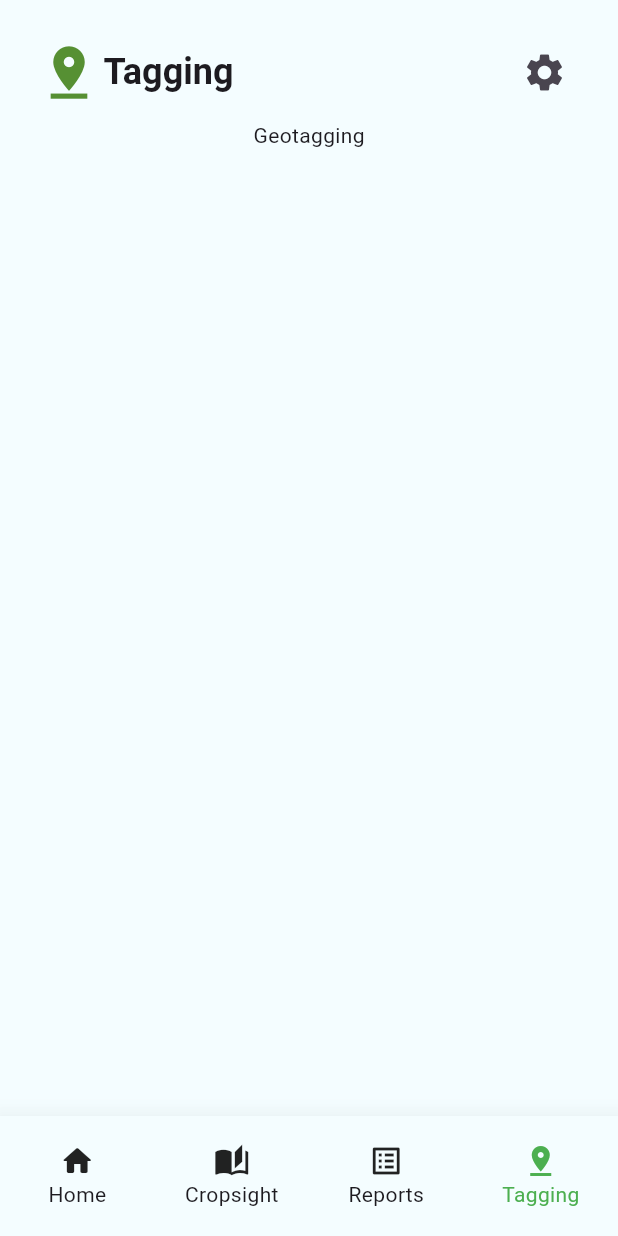
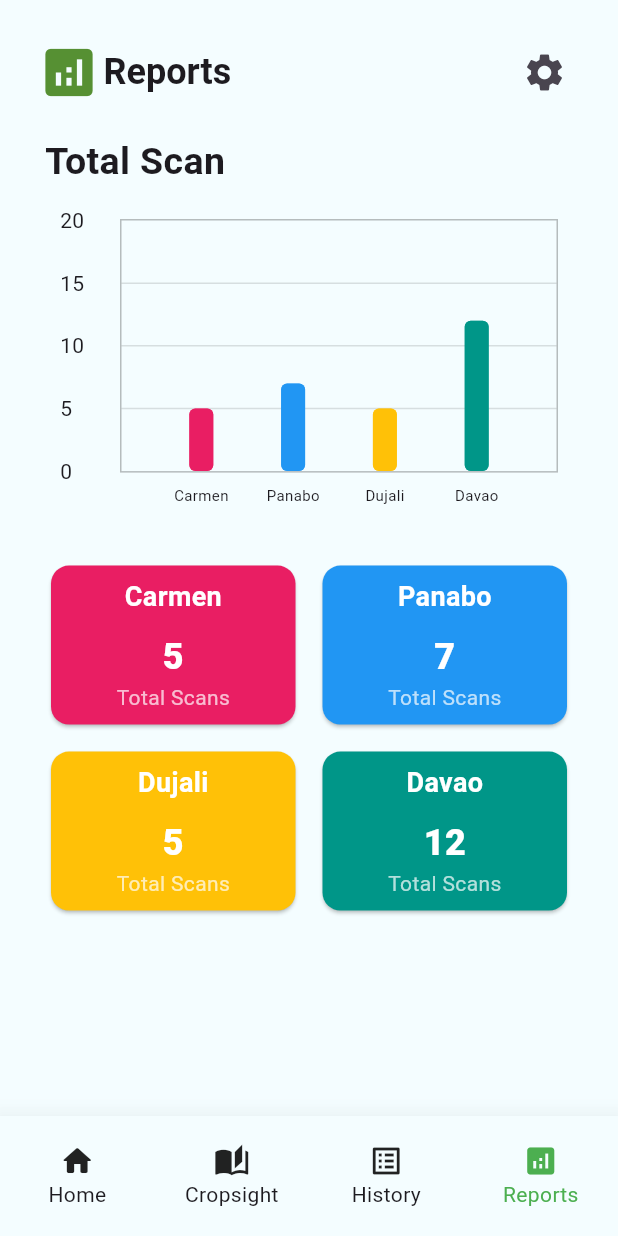
Before and after one commit to karlmacas29/cropsight-capstone-main, a Flutter app: the HomePageNav screen opened directly, item 4 of the bottom bar chosen, on a phone screen of 412 x 824 dp. Run offline on Flutter 3.47's test engine with Material 3 defaults, Android fonts, the phone set to English and light mode, and no system bars; drawn by our look-alikes of animated_bottom_navigation_bar, fl_chart; our stand-ins replace file_picker, flutter_carousel_widget, image_picker, permission_handler, shared_preferences, sqflite; missing offline and left inert: tflite_v2; accounts and stored records are empty.

Commit message:
modified:   android/app/src/debug/AndroidManifest.xml 	modified:   android/app/src/profile/AndroidManifest.xml 	deleted:    lib/views/navigation/geotagging.dart 	renamed:    lib/views/navigation/reports.dart -> lib/views/navigation/history.dart 	modified:   lib/views/navigation/home.dart 	modified:   lib/views/navigation/nav_page.dart 	new file:   lib/views/navigation/reports_tagging.dart 	modified:   pubspec.lock 	modified:   pubspec.yaml

```diff
--- a/lib/views/navigation/geotagging.dart
+++ /dev/null
@@ -1,21 +0,0 @@
-import 'package:flutter/material.dart';
-
-class GeotaggingMapView extends StatefulWidget {
-  const GeotaggingMapView({super.key});
-
-  @override
-  State<GeotaggingMapView> createState() => _GeotaggingMapViewState();
-}
-
-class _GeotaggingMapViewState extends State<GeotaggingMapView> {
-  @override
-  Widget build(BuildContext context) {
-    return Center(
-      child: Column(
-        children: [
-          Text('Geotagging'),
-        ],
-      ),
-    );
-  }
-}
--- a/lib/views/navigation/nav_page.dart
+++ b/lib/views/navigation/nav_page.dart
@@ -1,8 +1,8 @@
 import 'package:animated_bottom_navigation_bar/animated_bottom_navigation_bar.dart';
 import 'package:cropsight/views/navigation/cropsight.dart';
-import 'package:cropsight/views/navigation/geotagging.dart';
+import 'package:cropsight/views/navigation/reports_tagging.dart';
 import 'package:cropsight/views/navigation/home.dart';
-import 'package:cropsight/views/navigation/reports.dart';
+import 'package:cropsight/views/navigation/history.dart';
 import 'package:cropsight/views/navigation/settings.dart';
 import 'package:flutter/material.dart';
 
@@ -18,22 +18,22 @@ class _HomePageNavState extends State<HomePageNav> {
   final tabsnav = [
     const HomeTab(),
     const CropsightTab(),
-    const ReportPage(),
-    const GeotaggingMapView(),
+    const HistoryPages(),
+    const ReportsTaggingView(),
   ];
 
   final _iconappbar = [
     Icons.home_rounded,
     Icons.auto_stories,
     Icons.list_alt,
-    Icons.pin_drop,
+    Icons.analytics,
   ];
 
   final _titleAppbar = [
     'Home',
     'Cropsight',
+    'History',
     'Reports',
-    'Tagging',
   ];
 
   @override
--- /dev/null
+++ b/lib/views/navigation/reports_tagging.dart
@@ -0,0 +1,197 @@
+import 'package:fl_chart/fl_chart.dart';
+import 'package:flutter/material.dart';
+
+class ReportsTaggingView extends StatefulWidget {
+  const ReportsTaggingView({super.key});
+
+  @override
+  State<ReportsTaggingView> createState() => _ReportsTaggingViewState();
+}
+
+class _ReportsTaggingViewState extends State<ReportsTaggingView> {
+  final List<LocationData> locations = [
+    LocationData(name: 'Carmen', totalScans: 5, color: Colors.pink),
+    LocationData(name: 'Panabo', totalScans: 7, color: Colors.blue),
+    LocationData(name: 'Dujali', totalScans: 5, color: Colors.amber),
+    LocationData(name: 'Davao', totalScans: 12, color: Colors.teal),
+  ];
+  @override
+  Widget build(BuildContext context) {
+    return Center(
+      child: Padding(
+        padding: const EdgeInsets.symmetric(horizontal: 30),
+        child: Column(
+          crossAxisAlignment: CrossAxisAlignment.stretch,
+          children: [
+            const SizedBox(height: 10),
+            // Line Chart
+            const Text(
+              'Total Scan',
+              style: TextStyle(
+                fontSize: 25,
+                fontWeight: FontWeight.bold,
+              ),
+            ),
+            const SizedBox(height: 20),
+            _buildBarChart(),
+            const SizedBox(height: 20),
+
+            // Location Cards
+            Expanded(
+              child: GridView.builder(
+                physics: const NeverScrollableScrollPhysics(),
+                gridDelegate: const SliverGridDelegateWithFixedCrossAxisCount(
+                  crossAxisCount: 2,
+                  childAspectRatio: 1.5,
+                  crossAxisSpacing: 10,
+                  mainAxisSpacing: 10,
+                ),
+                itemCount: locations.length,
+                itemBuilder: (context, index) {
+                  return _buildLocationCard(locations[index]);
+                },
+              ),
+            ),
+          ],
+        ),
+      ),
+    );
+  }
+
+  Widget _buildBarChart() {
+    return AspectRatio(
+      aspectRatio: 1.7,
+      child: Padding(
+        padding: const EdgeInsets.symmetric(horizontal: 10),
+        child: BarChart(
+          BarChartData(
+            barTouchData: BarTouchData(enabled: false),
+            titlesData: FlTitlesData(
+              show: true,
+              bottomTitles: AxisTitles(
+                sideTitles: SideTitles(
+                  showTitles: true,
+                  getTitlesWidget: (double value, TitleMeta meta) {
+                    return _getBottomTitles(value);
+                  },
+                  reservedSize: 38,
+                ),
+              ),
+              leftTitles: AxisTitles(
+                sideTitles: SideTitles(
+                  showTitles: true,
+                  getTitlesWidget: (value, meta) {
+                    return Text(value.toInt().toString());
+                  },
+                  reservedSize: 40,
+                ),
+              ),
+              topTitles: AxisTitles(sideTitles: SideTitles(showTitles: false)),
+              rightTitles:
+                  AxisTitles(sideTitles: SideTitles(showTitles: false)),
+            ),
+            borderData: FlBorderData(
+              show: true,
+              border: Border.all(
+                color: Colors.black26,
+                width: 1,
+              ),
+            ),
+            barGroups: _generateBarGroups(),
+            gridData: FlGridData(
+              show: true,
+              drawVerticalLine: false,
+              horizontalInterval: 5,
+              getDrawingHorizontalLine: (value) {
+                return FlLine(
+                  color: Colors.black12,
+                  strokeWidth: 1,
+                );
+              },
+            ),
+            maxY: 20,
+          ),
+        ),
+      ),
+    );
+  }
+
+  Widget _getBottomTitles(double value) {
+    final locations = ['Carmen', 'Panabo', 'Dujali', 'Davao'];
+    return SideTitleWidget(
+      axisSide: AxisSide.bottom,
+      child: Text(
+        locations[value.toInt()],
+        style: TextStyle(fontSize: 10),
+      ),
+    );
+  }
+
+  List<BarChartGroupData> _generateBarGroups() {
+    return locations.asMap().entries.map((entry) {
+      int index = entry.key;
+      LocationData location = entry.value;
+
+      return BarChartGroupData(
+        x: index,
+        barRods: [
+          BarChartRodData(
+            toY: location.totalScans.toDouble(),
+            color: location.color,
+            width: 16,
+            borderRadius: BorderRadius.circular(4),
+            borderSide: BorderSide(
+              color: location.color.withOpacity(0.7),
+              width: 2,
+            ),
+          ),
+        ],
+      );
+    }).toList();
+  }
+
+  Widget _buildLocationCard(LocationData location) {
+    return Card(
+      color: location.color,
+      child: Column(
+        mainAxisAlignment: MainAxisAlignment.center,
+        children: [
+          Text(
+            location.name,
+            style: const TextStyle(
+              color: Colors.white,
+              fontSize: 18,
+              fontWeight: FontWeight.bold,
+            ),
+          ),
+          const SizedBox(height: 10),
+          Text(
+            '${location.totalScans}',
+            style: const TextStyle(
+              color: Colors.white,
+              fontSize: 24,
+              fontWeight: FontWeight.w900,
+            ),
+          ),
+          const Text(
+            'Total Scans',
+            style: TextStyle(
+              color: Colors.white70,
+              fontSize: 14,
+            ),
+          ),
+        ],
+      ),
+    );
+  }
+}
+
+// Location data model
+class LocationData {
+  final String name;
+  final int totalScans;
+  final Color color;
+
+  LocationData(
+      {required this.name, required this.totalScans, required this.color});
+}
--- a/pubspec.yaml
+++ b/pubspec.yaml
@@ -50,6 +50,7 @@ dependencies:
   animated_bottom_navigation_bar: ^1.3.3
   path: ^1.8.3
   sqflite: ^2.4.1
+  fl_chart: ^0.69.2
 
 
 
```
Also changed, not shown: lib/views/navigation/history.dart (renamed from lib/views/navigation/reports.dart, +4 -4 lines), lib/views/navigation/home.dart (+69 -48 lines), pubspec.lock, 2 other files.
